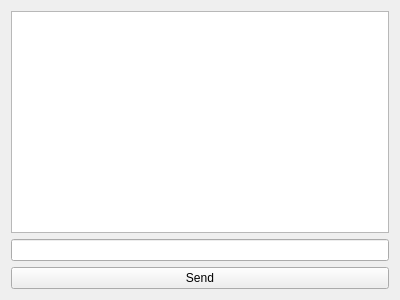
Qt form src/ui/ChatWindow.ui (piotrek-pl/JupiterClient-SAN) before a commit.
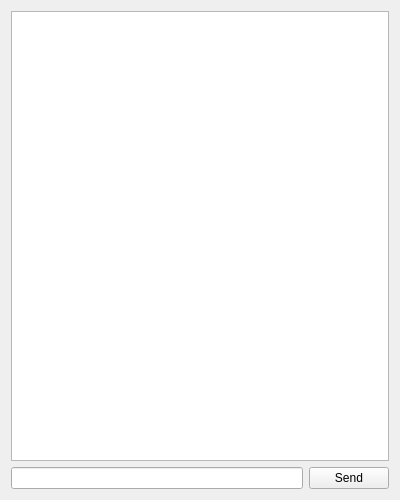
The same form after that commit.

Patch:
```diff
--- a/src/ui/ChatWindow.ui
+++ b/src/ui/ChatWindow.ui
@@ -7,7 +7,7 @@
     <x>0</x>
     <y>0</y>
     <width>400</width>
-    <height>300</height>
+    <height>500</height>
    </rect>
   </property>
   <property name="windowTitle">
@@ -18,6 +18,8 @@
     <widget class="QTextEdit" name="chatTextEdit"/>
    </item>
    <item>
+    <layout class="QHBoxLayout" name="horizontalLayout">
+     <item>
     <widget class="QLineEdit" name="messageLineEdit"/>
    </item>
    <item>
@@ -28,6 +30,8 @@
     </widget>
    </item>
   </layout>
+   </item>
+  </layout>
  </widget>
  <resources/>
  <connections/>
```
Left out of the diff: 5 changed lines with no effect on the pictures. Lines whose indentation alone changed are shown as unchanged.
